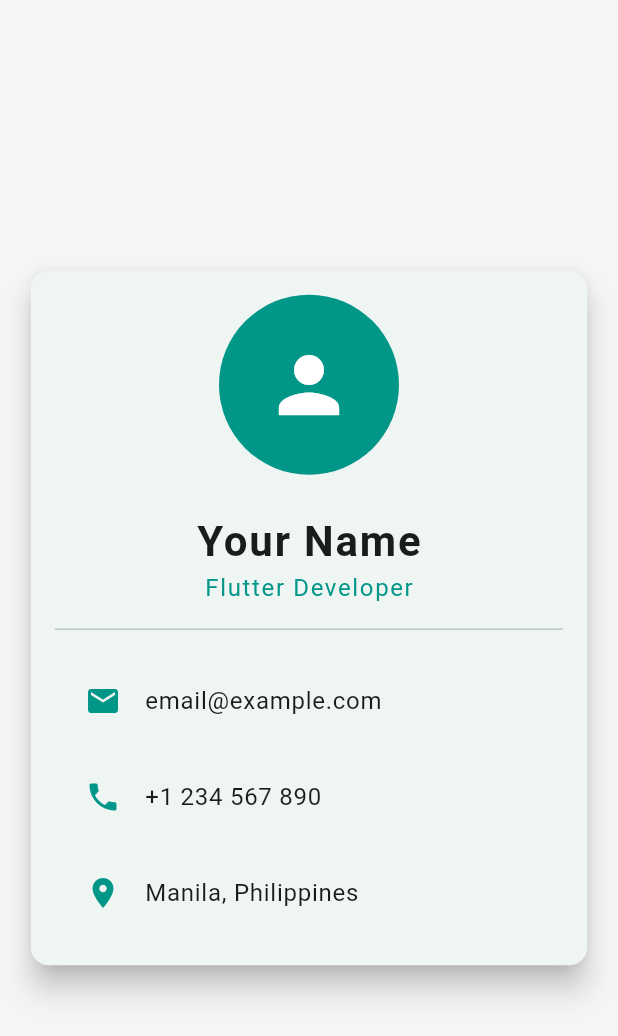
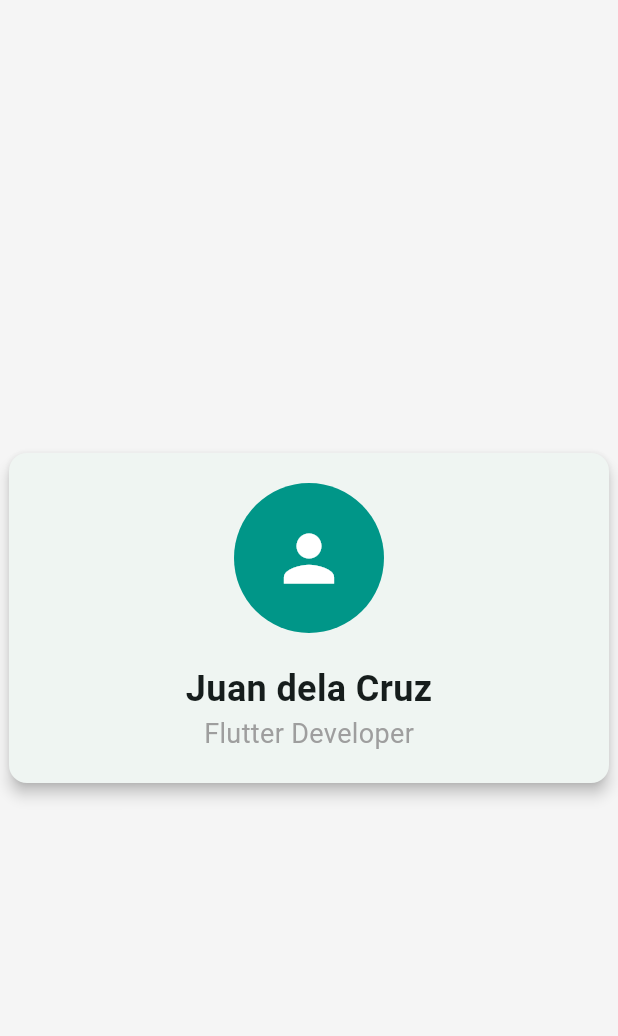
Before and after one commit to vauugnn/business-card, a Flutter app: the screen it shows after launch, on a phone screen of 412 x 824 dp. Shown: the top 1036 px of the screen. Run offline on Flutter 3.47's test engine with Material 3 defaults, Android fonts, the phone set to English and light mode, and no system bars.

Commit message:
01: Add basic business card layout - Created basic MaterialApp setup - Added BusinessCard widget - Implemented basic card layout - Added profile icon, name and title - Basic styling with teal theme

```diff
--- a/lib/main.dart
+++ b/lib/main.dart
@@ -1,5 +1,4 @@
 import 'package:flutter/material.dart';
-import 'package:url_launcher/url_launcher.dart';
 
 void main() {
   runApp(const MyApp());
@@ -14,10 +13,7 @@ class MyApp extends StatelessWidget {
       title: 'Business Card',
       debugShowCheckedModeBanner: false,
       theme: ThemeData(
-        colorScheme: ColorScheme.fromSeed(
-          seedColor: Colors.teal,
-          brightness: Brightness.light,
-        ),
+        colorScheme: ColorScheme.fromSeed(seedColor: Colors.teal),
         useMaterial3: true,
       ),
       home: const BusinessCard(),
@@ -28,137 +24,48 @@ class MyApp extends StatelessWidget {
 class BusinessCard extends StatelessWidget {
   const BusinessCard({super.key});
 
-  void _launchEmail() async {
-    final Uri emailLaunchUri = Uri(
-      scheme: 'mailto',
-      path: 'email@example.com',
-    );
-    if (await canLaunchUrl(emailLaunchUri)) {
-      await launchUrl(emailLaunchUri);
-    }
-  }
-
-  void _launchPhone() async {
-    final Uri phoneLaunchUri = Uri(
-      scheme: 'tel',
-      path: '+1234567890',
-    );
-    if (await canLaunchUrl(phoneLaunchUri)) {
-      await launchUrl(phoneLaunchUri);
-    }
-  }
-
   @override
   Widget build(BuildContext context) {
-    final screenWidth = MediaQuery.of(context).size.width;
-
     return Scaffold(
       backgroundColor: Colors.grey[100],
       body: Center(
-        child: SingleChildScrollView(
-          padding: const EdgeInsets.all(16),
-          child: MouseRegion(
         child: Card(
-              elevation: 8,
+          elevation: 4,
           child: Container(
-                width: screenWidth > 600 ? 600 : screenWidth * 0.9,
-                padding: EdgeInsets.all(screenWidth > 600 ? 24 : 16),
-                child: Column(
+            width: 400,
+            padding: const EdgeInsets.all(20),
+            child: const Column(
               mainAxisSize: MainAxisSize.min,
               children: [
-                    _buildHoverAvatar(),
-                    const SizedBox(height: 24),
-                    _buildAnimatedName(),
+                CircleAvatar(
+                  radius: 50,
+                  backgroundColor: Colors.teal,
+                  child: Icon(
+                    Icons.person,
+                    size: 50,
+                    color: Colors.white,
+                  ),
+                ),
+                SizedBox(height: 20),
+                Text(
+                  'Juan dela Cruz',
+                  style: TextStyle(
+                    fontSize: 24,
+                    fontWeight: FontWeight.bold,
+                  ),
+                ),
                 Text(
                   'Flutter Developer',
                   style: TextStyle(
-                        fontSize: screenWidth > 600 ? 20 : 16,
-                        color: Colors.teal,
-                        letterSpacing: 1.1,
+                    fontSize: 18,
+                    color: Colors.grey,
                   ),
-                    ),
-                    const Divider(height: 32, thickness: 1),
-                    _buildContactTile(
-                      icon: Icons.email,
-                      text: 'email@example.com',
-                      onTap: _launchEmail,
-                    ),
-                    _buildContactTile(
-                      icon: Icons.phone,
-                      text: '+1 234 567 890',
-                      onTap: _launchPhone,
-                    ),
-                    _buildContactTile(
-                      icon: Icons.location_on,
-                      text: 'Manila, Philippines',
-                      onTap: null,
                 ),
               ],
             ),
           ),
         ),
       ),
-        ),
-      ),
-    );
-  }
-
-  Widget _buildHoverAvatar() {
-    return MouseRegion(
-      cursor: SystemMouseCursors.click,
-      child: AnimatedContainer(
-        duration: const Duration(milliseconds: 200),
-        child: CircleAvatar(
-          radius: 60,
-          backgroundColor: Colors.teal,
-          child: const Icon(
-            Icons.person,
-            size: 60,
-            color: Colors.white,
-          ),
-        ),
-      ),
-    );
-  }
-
-  Widget _buildAnimatedName() {
-    return TweenAnimationBuilder(
-      tween: Tween<double>(begin: 0, end: 1),
-      duration: const Duration(seconds: 1),
-      builder: (context, value, child) {
-        return Opacity(
-          opacity: value,
-          child: child,
-        );
-      },
-      child: const Text(
-        'Your Name',
-        style: TextStyle(
-          fontSize: 28,
-          fontWeight: FontWeight.bold,
-          letterSpacing: 1.2,
-        ),
-      ),
-    );
-  }
-
-  Widget _buildContactTile({
-    required IconData icon,
-    required String text,
-    required VoidCallback? onTap,
-  }) {
-    return MouseRegion(
-      cursor: onTap != null ? SystemMouseCursors.click : SystemMouseCursors.basic,
-      child: Card(
-        elevation: 0,
-        color: Colors.transparent,
-        child: ListTile(
-          leading: Icon(icon, color: Colors.teal),
-          title: Text(text),
-          onTap: onTap,
-          hoverColor: Colors.teal.withOpacity(0.1),
-        ),
-      ),
     );
   }
 }
```
Lines whose indentation alone changed are shown as unchanged.
